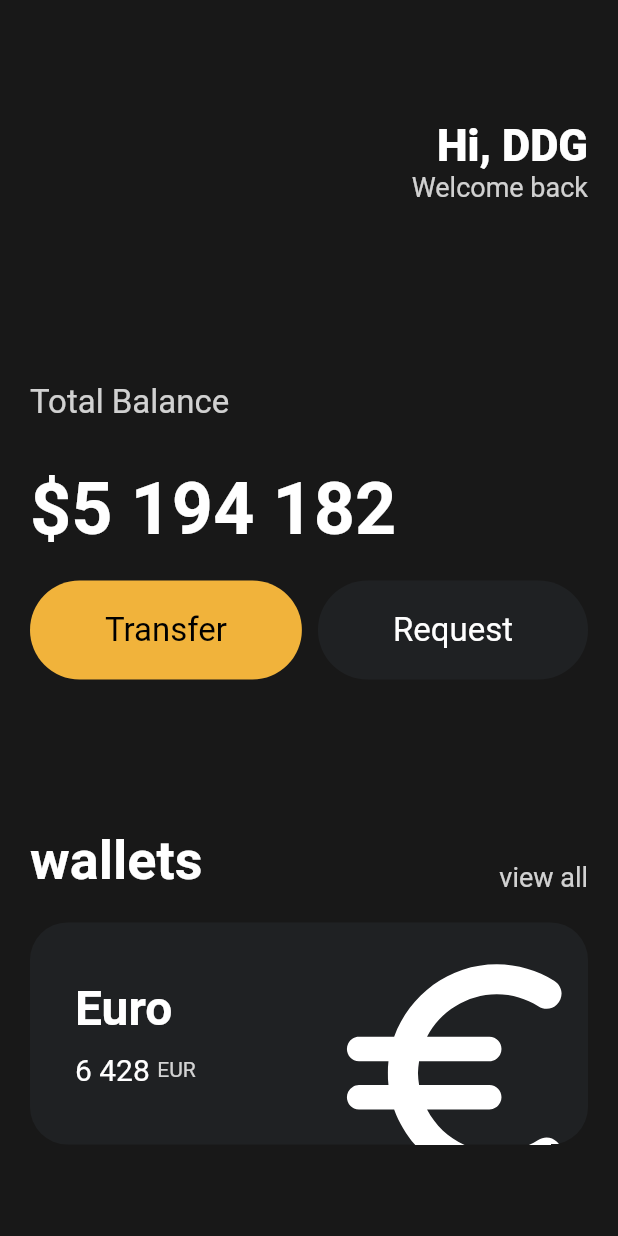
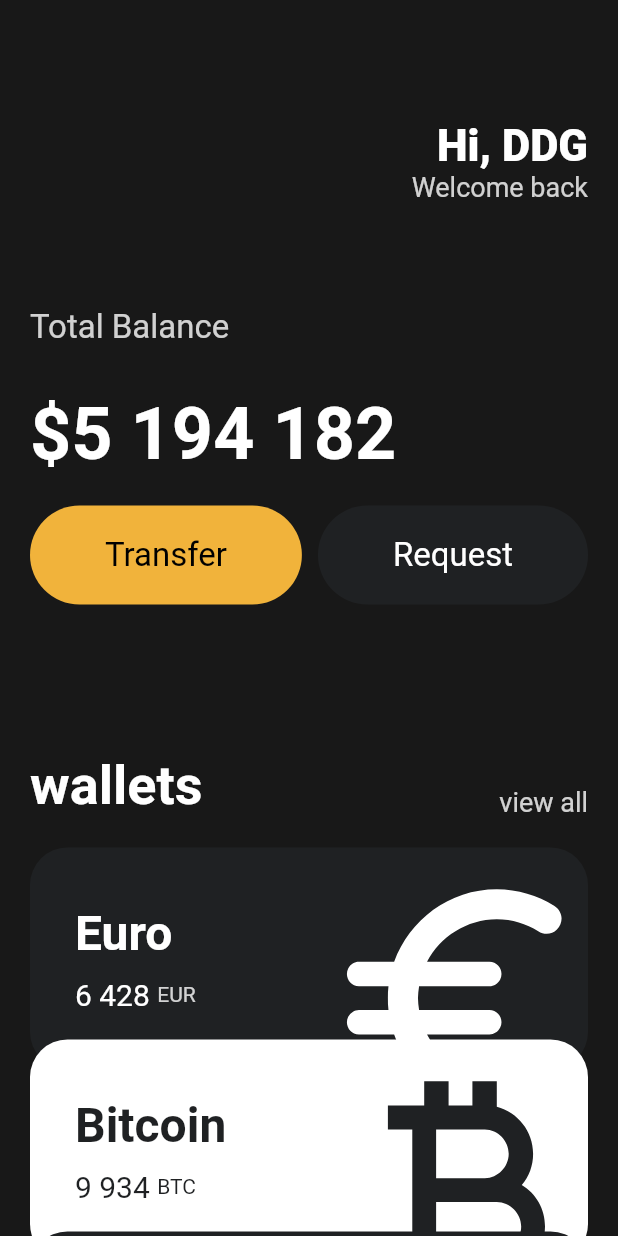
Before and after one commit to greyhawk16/flutter-prtc, a Flutter app: the screen it shows after launch, on a phone screen of 412 x 824 dp. Run offline on Flutter 3.47's test engine with Material 2 defaults, Android fonts, the phone set to English and light mode, and no system bars.

Commit message:
class for currency_card, scroll
Created class for 'currency_card'.
By implementing 'SingleChildScrollView', users can now scroll up & down the screen.

```diff
--- a/lib/main.dart
+++ b/lib/main.dart
@@ -1,5 +1,6 @@
 import 'package:flutter/material.dart';
 import 'package:toonflix/widgets/button.dart';
+import 'package:toonflix/widgets/currency_card.dart';
 
 const taxAmount = 15;
 const priceAmount = 30;
@@ -17,7 +18,8 @@ class App extends StatelessWidget {
     return MaterialApp(
       home: Scaffold(
         backgroundColor: const Color(0xFF181818),
-        body: Padding(
+        body: SingleChildScrollView(
+          child: Padding(
             padding: const EdgeInsets.symmetric(horizontal: 20),
             child: Column(
               crossAxisAlignment: CrossAxisAlignment.start,
@@ -51,7 +53,7 @@ class App extends StatelessWidget {
                   ],
                 ),
                 const SizedBox(
-                height: 120,
+                  height: 70,
                 ),
                 Text(
                   'Total Balance',
@@ -116,71 +118,37 @@ class App extends StatelessWidget {
                 const SizedBox(
                   height: 20,
                 ),
-              Container(
-                clipBehavior: Clip.hardEdge,
-                decoration: BoxDecoration(
-                  color: const Color(0xFF1F2123),
-                  borderRadius: BorderRadius.circular(25),
+                const CurrencyCard(
+                  name: 'Euro',
+                  code: 'EUR',
+                  amount: '6 428',
+                  icon: Icons.euro_rounded,
+                  isInverted: false,
                 ),
-                child: Padding(
-                  padding: const EdgeInsets.all(30),
-                  child: Row(
-                    mainAxisAlignment: MainAxisAlignment.spaceBetween,
-                    children: [
-                      Column(
-                        crossAxisAlignment: CrossAxisAlignment.start,
-                        children: [
-                          const Text(
-                            'Euro',
-                            style: TextStyle(
-                              color: Colors.white,
-                              fontSize: 32,
-                              fontWeight: FontWeight.w600,
+                Transform.translate(
+                  offset: const Offset(0, -20),
+                  child: const CurrencyCard(
+                    name: 'Bitcoin',
+                    code: 'BTC',
+                    amount: '9 934',
+                    icon: Icons.currency_bitcoin,
+                    isInverted: true,
                   ),
                 ),
-                          const SizedBox(
-                            height: 10,
-                          ),
-                          Row(
-                            children: [
-                              const Text(
-                                '6 428',
-                                style: TextStyle(
-                                  color: Colors.white,
-                                  fontSize: 20,
-                                ),
-                              ),
-                              const SizedBox(
-                                width: 5,
-                              ),
-                              Text(
-                                'EUR',
-                                style: TextStyle(
-                                  color: Colors.white.withOpacity(0.8),
-                                ),
-                              ),
-                            ],
-                          ),
-                        ],
-                      ),
-                      Transform.scale(
-                        scale: 2.2,
-                        child: Transform.translate(
-                          offset: const Offset(-5, 12),
-                          child: const Icon(
-                            Icons.euro_rounded,
-                            color: Colors.white,
-                            size: 88,
-                          ),
+                Transform.translate(
+                  offset: const Offset(0, -40),
+                  child: const CurrencyCard(
+                    name: 'Dollar',
+                    code: 'USD',
+                    amount: '10 315',
+                    icon: Icons.attach_money_outlined,
+                    isInverted: false,
                   ),
                 ),
               ],
             ),
           ),
         ),
-            ],
-          ),
-        ),
       ),
     );
   }
--- /dev/null
+++ b/lib/widgets/currency_card.dart
@@ -0,0 +1,85 @@
+import 'package:flutter/material.dart';
+
+class CurrencyCard extends StatelessWidget {
+  final String name, code, amount;
+  final IconData icon;
+  final bool isInverted;
+  final _blackColor = const Color(0xFF1F2123);
+
+  const CurrencyCard({
+    super.key,
+    required this.name,
+    required this.code,
+    required this.amount,
+    required this.icon,
+    required this.isInverted,
+  });
+
+  @override
+  Widget build(BuildContext context) {
+    return Container(
+      clipBehavior: Clip.hardEdge,
+      decoration: BoxDecoration(
+        color: isInverted ? Colors.white : _blackColor,
+        borderRadius: BorderRadius.circular(25),
+      ),
+      child: Padding(
+        padding: const EdgeInsets.all(30),
+        child: Row(
+          mainAxisAlignment: MainAxisAlignment.spaceBetween,
+          children: [
+            Column(
+              crossAxisAlignment: CrossAxisAlignment.start,
+              children: [
+                Text(
+                  name,
+                  style: TextStyle(
+                    color: isInverted ? _blackColor : Colors.white,
+                    fontSize: 32,
+                    fontWeight: FontWeight.w600,
+                  ),
+                ),
+                const SizedBox(
+                  height: 10,
+                ),
+                Row(
+                  children: [
+                    Text(
+                      amount,
+                      style: TextStyle(
+                        color: isInverted ? _blackColor : Colors.white,
+                        fontSize: 20,
+                      ),
+                    ),
+                    const SizedBox(
+                      width: 5,
+                    ),
+                    Text(
+                      code,
+                      style: TextStyle(
+                        color: isInverted
+                            ? _blackColor
+                            : Colors.white.withOpacity(0.8),
+                      ),
+                    ),
+                  ],
+                ),
+              ],
+            ),
+            Transform.scale(
+              scale: 2.2,
+              child: Transform.translate(
+                offset: const Offset(-5, 12),
+                child: Icon(
+                  icon,
+                  color: isInverted ? _blackColor : Colors.white,
+                  size: 88,
+                ),
+              ),
+            ),
+          ],
+        ),
+      ),
+    );
+  }
+}
```
Lines whose indentation alone changed are shown as unchanged.
